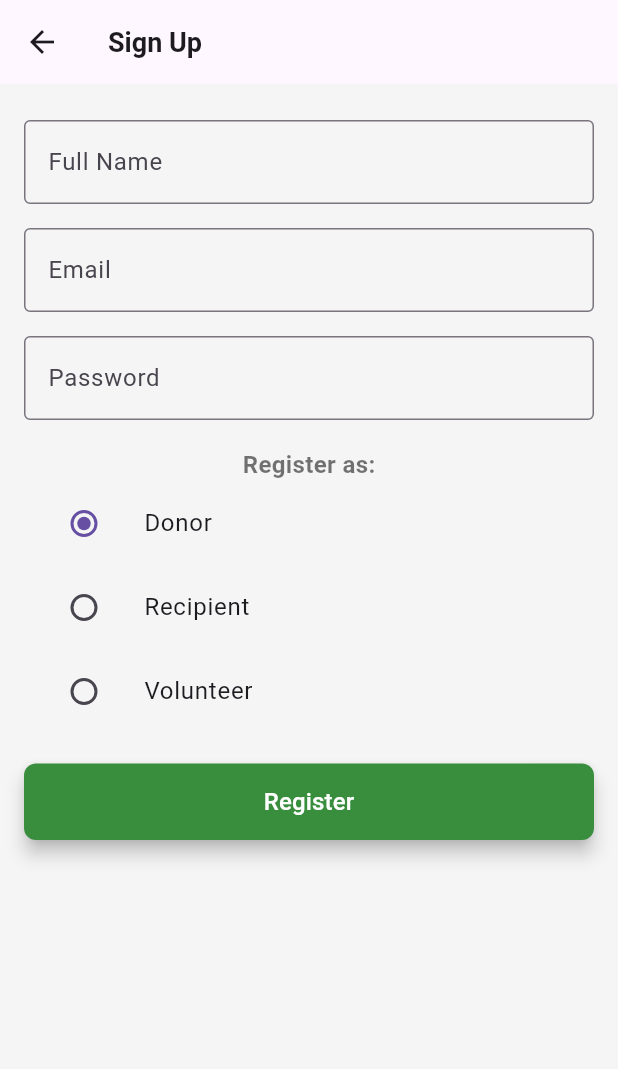
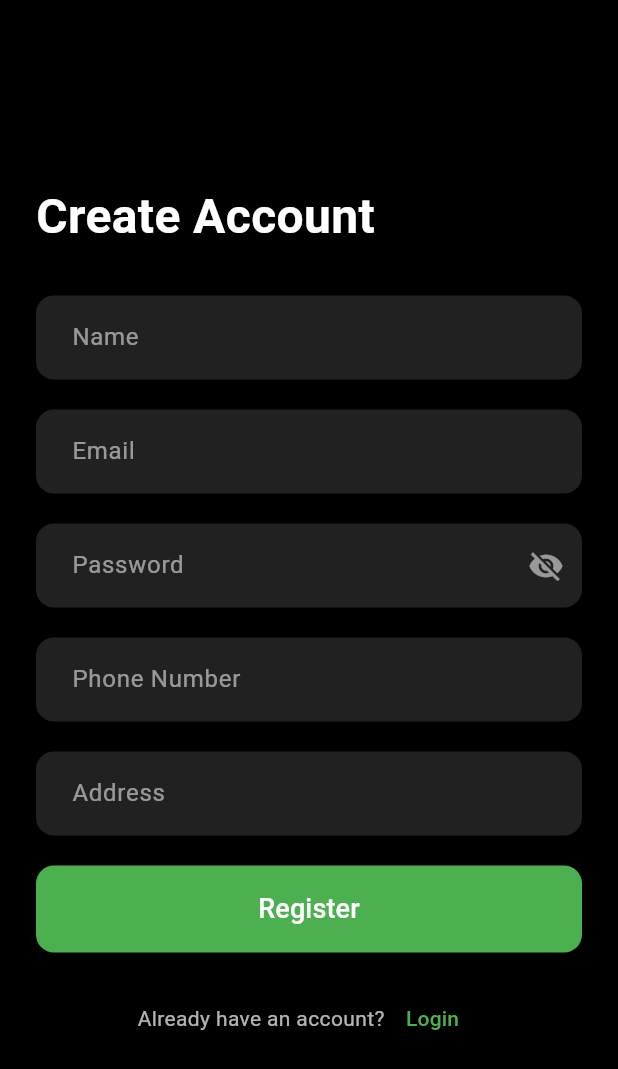
Before and after one commit to tanaya2005/Ves-Hack-It, a Flutter app: the LoginScreen screen opened by its route, after a tap on "Sign Up", on a phone screen of 412 x 824 dp. Shown: the top 1069 px of the screen. Run offline on Flutter 3.47's test engine with Material 3 defaults, Android fonts, the phone set to English and light mode, and no system bars; our stand-ins replace google_sign_in; Roboto replaces fonts that are missing (Poppins).

Commit message:
RegisterScreen ui enhanced

```diff
--- a/kindmeals/lib/main.dart
+++ b/kindmeals/lib/main.dart
@@ -34,7 +34,7 @@ class KindMealsApp extends StatelessWidget {
         '/login': (context) => LoginScreen(),
         '/forgotPassword': (context) => ForgotPasswordScreen(),
         '/roleSelection': (context) => RoleSelectionPage(),
-        '/signup': (context) => SignupScreen(),
+        '/signup': (context) => RegisterScreen(),
         '/otpVerification': (context) => OTPVerificationScreen(),
         '/donorDashboard': (context) => DonorDashboard(),
         '/recipientDashboard': (context) => RecipientDashboard(),
--- a/kindmeals/lib/screens/signup_screen.dart
+++ b/kindmeals/lib/screens/signup_screen.dart
@@ -1,30 +1,47 @@
+import 'dart:math';
+
 import 'package:flutter/material.dart';
-import '../widgets/custom_textfield.dart';
-import '../widgets/custom_button.dart';
 
-class SignupScreen extends StatefulWidget {
+class RegisterScreen extends StatefulWidget {
   @override
-  _SignupScreenState createState() => _SignupScreenState();
+  _RegisterScreenState createState() => _RegisterScreenState();
 }
 
-class _SignupScreenState extends State<SignupScreen> {
-  final _formKey = GlobalKey<FormState>();
+class _RegisterScreenState extends State<RegisterScreen> {
   final TextEditingController nameController = TextEditingController();
   final TextEditingController emailController = TextEditingController();
   final TextEditingController passwordController = TextEditingController();
-  String _selectedRole = 'Donor'; // Default role
+  final TextEditingController phoneController = TextEditingController();
+  final TextEditingController addressController = TextEditingController();
+  final TextEditingController otpController = TextEditingController();
 
-  void _signup() {
-    if (_formKey.currentState!.validate()) {
-      // ✅ Navigate to OTP screen with selected role
-      Navigator.pushNamed(
-        context,
-        '/otpVerification',
-        arguments: {'role': _selectedRole}, // Passing role to OTP screen
+  bool isOtpSent = false;
+  String generatedOtp = "";
+
+  void _sendOtp() {
+    if (nameController.text.isEmpty ||
+        emailController.text.isEmpty ||
+        passwordController.text.isEmpty ||
+        phoneController.text.isEmpty ||
+        addressController.text.isEmpty) {
+      ScaffoldMessenger.of(context).showSnackBar(
+        SnackBar(content: Text("Please fill all fields.")),
       );
+      return;
+    }
+    setState(() {
+      generatedOtp = (1000 + Random().nextInt(9000)).toString();
+      isOtpSent = true;
+    });
+    print("OTP sent to Email & Phone: $generatedOtp");
+  }
+
+  void _verifyOtp() {
+    if (otpController.text == generatedOtp) {
+      Navigator.pushReplacementNamed(context, '/dashboard');
     } else {
       ScaffoldMessenger.of(context).showSnackBar(
-        SnackBar(content: Text('Please fill all fields')),
+        SnackBar(content: Text("Invalid OTP. Please try again.")),
       );
     }
   }
@@ -32,48 +49,132 @@ class _SignupScreenState extends State<SignupScreen> {
   @override
   Widget build(BuildContext context) {
     return Scaffold(
-      appBar: AppBar(title: Text('Sign Up')),
-      body: Padding(
-        padding: const EdgeInsets.all(16.0),
-        child: Form(
-          key: _formKey,
+      backgroundColor: Colors.black,
+      body: Center(
+        child: Padding(
+          padding: const EdgeInsets.all(24.0),
+          child: SingleChildScrollView(
             child: Column(
+              crossAxisAlignment: CrossAxisAlignment.start,
               children: [
-              CustomTextField(label: 'Full Name', controller: nameController),
-              CustomTextField(label: 'Email', controller: emailController),
-              CustomTextField(label: 'Password', controller: passwordController, obscureText: true),
-              SizedBox(height: 10),
-              Text('Register as:', style: TextStyle(fontSize: 16, fontWeight: FontWeight.bold)),
-              ListTile(
-                title: Text('Donor'),
-                leading: Radio(
-                  value: 'Donor',
-                  groupValue: _selectedRole,
-                  onChanged: (value) => setState(() => _selectedRole = value.toString()),
+                Text(
+                  'Create Account',
+                  style: TextStyle(
+                      fontSize: 32,
+                      fontWeight: FontWeight.bold,
+                      color: Colors.white),
+                ),
+                SizedBox(height: 30),
+
+                _buildTextField(nameController, 'Name'),
+                SizedBox(height: 20),
+
+                _buildTextField(emailController, 'Email'),
+                SizedBox(height: 20),
+
+                _buildTextField(passwordController, 'Password',
+                    isPassword: true),
+                SizedBox(height: 20),
+
+                _buildTextField(phoneController, 'Phone Number',
+                    keyboardType: TextInputType.phone),
+                SizedBox(height: 20),
+
+                _buildTextField(addressController, 'Address'),
+                SizedBox(height: 20),
+
+                // Register Button
+                SizedBox(
+                  width: double.infinity,
+                  child: ElevatedButton(
+                    onPressed: _sendOtp,
+                    style: ElevatedButton.styleFrom(
+                      backgroundColor: Colors.green,
+                      padding: EdgeInsets.symmetric(vertical: 16),
+                      shape: RoundedRectangleBorder(
+                          borderRadius: BorderRadius.circular(12)),
+                    ),
+                    child: Text('Register', style: TextStyle(fontSize: 18)),
                   ),
                 ),
-              ListTile(
-                title: Text('Recipient'),
-                leading: Radio(
-                  value: 'Recipient',
-                  groupValue: _selectedRole,
-                  onChanged: (value) => setState(() => _selectedRole = value.toString()),
+
+                if (isOtpSent) ...[
+                  SizedBox(height: 20),
+                  _buildTextField(otpController, 'Enter OTP'),
+                  SizedBox(height: 10),
+                  ElevatedButton(
+                    onPressed: _verifyOtp,
+                    style: ElevatedButton.styleFrom(
+                      backgroundColor: Colors.blue,
+                      padding: EdgeInsets.symmetric(vertical: 14),
+                      shape: RoundedRectangleBorder(
+                          borderRadius: BorderRadius.circular(12)),
                     ),
+                    child: Text('Verify OTP'),
                   ),
-              ListTile(
-                title: Text('Volunteer'),
-                leading: Radio(
-                  value: 'Volunteer',
-                  groupValue: _selectedRole,
-                  onChanged: (value) => setState(() => _selectedRole = value.toString()),
+                ],
+
+                SizedBox(height: 20),
+                Row(
+                  mainAxisAlignment: MainAxisAlignment.center,
+                  children: [
+                    Text('Already have an account?',
+                        style: TextStyle(color: Colors.white70)),
+                    TextButton(
+                      onPressed: () {
+                        Navigator.pushNamed(context, '/login');
+                      },
+                      child:
+                          Text('Login', style: TextStyle(color: Colors.green)),
                     ),
+                  ],
                 ),
-              SizedBox(height: 20),
-              CustomButton(text: 'Register', onPressed: _signup),
               ],
+            ),
           ),
         ),
       ),
     );
   }
+
+  Widget _buildTextField(TextEditingController controller, String hintText,
+      {bool isPassword = false,
+      TextInputType keyboardType = TextInputType.text}) {
+    bool _obscureText = isPassword;
+
+    return StatefulBuilder(
+      builder: (context, setState) {
+        return TextField(
+          controller: controller,
+          obscureText: _obscureText,
+          style: TextStyle(color: Colors.white),
+          keyboardType: keyboardType,
+          decoration: InputDecoration(
+            hintText: hintText,
+            hintStyle: TextStyle(color: Colors.white54),
+            filled: true,
+            fillColor: Colors.grey[900],
+            border: OutlineInputBorder(
+              borderRadius: BorderRadius.circular(12),
+              borderSide: BorderSide.none,
+            ),
+            contentPadding: EdgeInsets.symmetric(vertical: 16, horizontal: 20),
+            suffixIcon: isPassword
+                ? IconButton(
+                    icon: Icon(
+                      _obscureText ? Icons.visibility_off : Icons.visibility,
+                      color: Colors.white54,
+                    ),
+                    onPressed: () {
+                      setState(() {
+                        _obscureText = !_obscureText;
+                      });
+                    },
+                  )
+                : null,
+          ),
+        );
+      },
+    );
   }
+}
```
Lines whose indentation alone changed are shown as unchanged.
